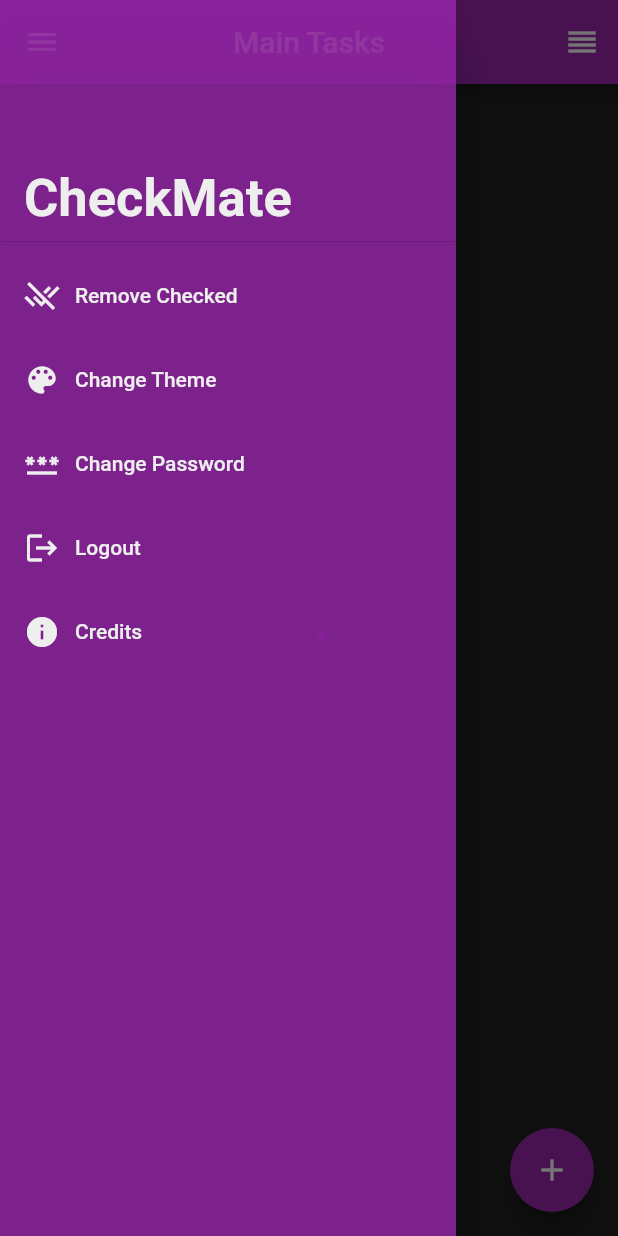
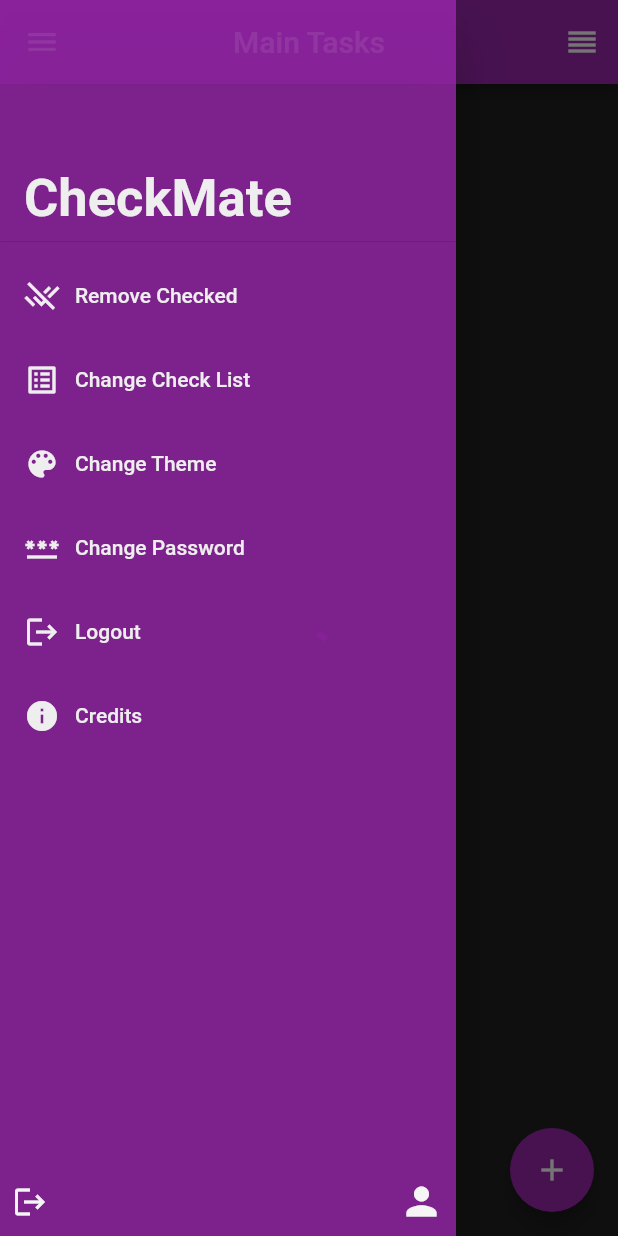
Before and after one commit to C41f0N/CheckMate, a Flutter app: the HomePage screen opened by its route, with the side drawer open, on a phone screen of 412 x 824 dp. Run offline on Flutter 3.47's test engine with Material 2 defaults, Android fonts, the phone set to English and light mode, and no system bars; drawn by our look-alikes of auto_size_text; our stand-ins replace flutter_slidable, font_awesome_flutter, hive_flutter; missing offline and left inert: cryptography, encrypt, flutter_material_color_picker, observe_internet_connectivity; accounts and stored records are empty.

Commit message:
added ui to switch task list

```diff
--- a/lib/widgets/home_page_drawer.dart
+++ b/lib/widgets/home_page_drawer.dart
@@ -1,8 +1,7 @@
 import 'package:auto_size_text/auto_size_text.dart';
 import 'package:flutter/material.dart';
-
+import 'package:sarims_todo_app/data_ops/user_session_local_ops.dart';
 import '../config.dart';
-import '../data_ops/user_session_local_ops.dart';
 
 class HomePageDrawer extends StatefulWidget {
   const HomePageDrawer({
@@ -12,6 +11,7 @@ class HomePageDrawer extends StatefulWidget {
     required this.changePasswordMethod,
     required this.showCreditsDialogMethod,
     required this.deleteCheckedTasksMethod,
+    required this.showChangeCheckListDialogue,
   });
 
   final Function() logoutMethod;
@@ -19,6 +19,7 @@ class HomePageDrawer extends StatefulWidget {
   final Function() changePasswordMethod;
   final Function() showCreditsDialogMethod;
   final Function() deleteCheckedTasksMethod;
+  final Function() showChangeCheckListDialogue;
 
   @override
   State<HomePageDrawer> createState() => _HomePageDrawerState();
@@ -28,7 +29,10 @@ class _HomePageDrawerState extends State<HomePageDrawer> {
   @override
   Widget build(BuildContext context) {
     return Drawer(
-      child: ListView(
+      child: Column(
+        mainAxisAlignment: MainAxisAlignment.spaceBetween,
+        children: [
+          Column(
             children: [
               DrawerHeader(
                 child: Container(
@@ -51,6 +55,11 @@ class _HomePageDrawerState extends State<HomePageDrawer> {
                 iconData: Icons.remove_done,
               ),
               DrawerButton(
+                onTap: widget.showChangeCheckListDialogue,
+                label: "Change Check List",
+                iconData: Icons.list_alt,
+              ),
+              DrawerButton(
                 onTap: widget.showChangeThemeMethod,
                 label: "Change Theme",
                 iconData: Icons.color_lens,
@@ -70,6 +79,43 @@ class _HomePageDrawerState extends State<HomePageDrawer> {
                 label: "Credits",
                 iconData: Icons.info,
               ),
+            ],
+          ),
+          // Bottom Bar
+          Padding(
+            padding: const EdgeInsets.all(8.0),
+            child: Row(
+              mainAxisAlignment: MainAxisAlignment.spaceBetween,
+              children: [
+                Container(
+                  child: const Icon(Icons.logout),
+                ),
+                Row(
+                  crossAxisAlignment: CrossAxisAlignment.center,
+                  children: [
+                    Text(
+                      getSessionUsername(),
+                      style: TextStyle(
+                        fontSize: 16,
+                        fontWeight: FontWeight.w500,
+                        color:
+                            currentTheme.isDark() ? Colors.black : Colors.white,
+                      ),
+                    ),
+                    const SizedBox(
+                      width: 5,
+                    ),
+                    Container(
+                      child: const Icon(
+                        Icons.person,
+                        size: 30,
+                      ),
+                    ),
+                  ],
+                ),
+              ],
+            ),
+          )
         ],
       ),
     );
```
Also changed, not shown: lib/dialogues/change_checklist_dialogue.dart (added, +69 -0 lines), lib/pages/home.dart (+24 -0 lines). Lines whose indentation alone changed are shown as unchanged.
